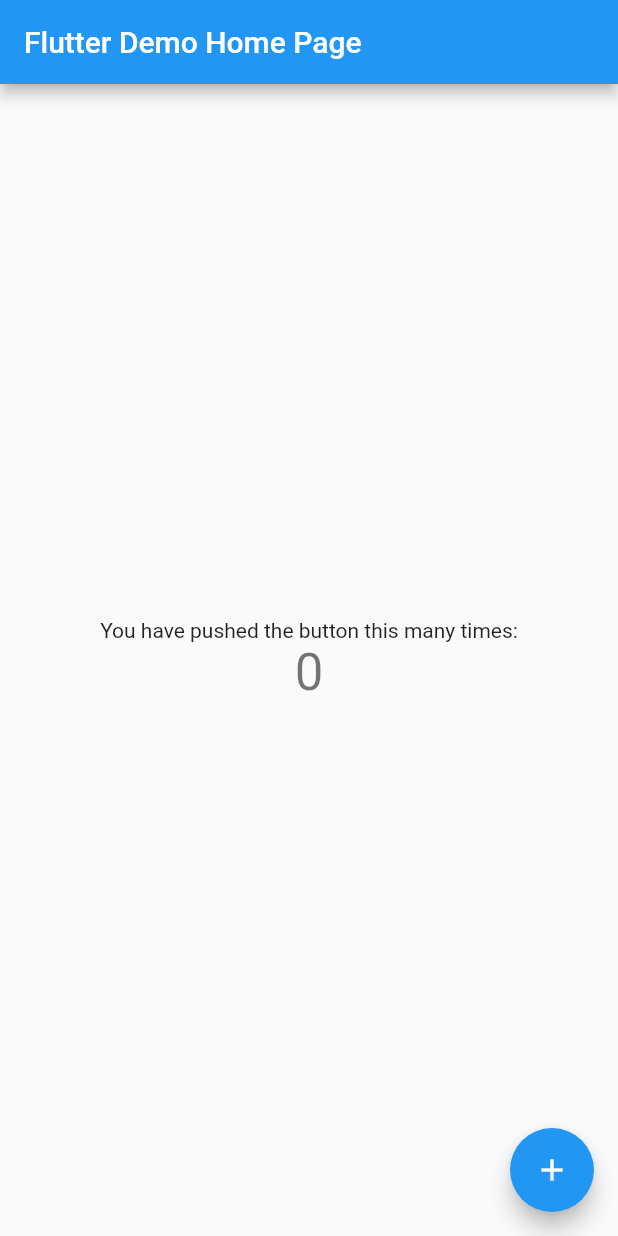
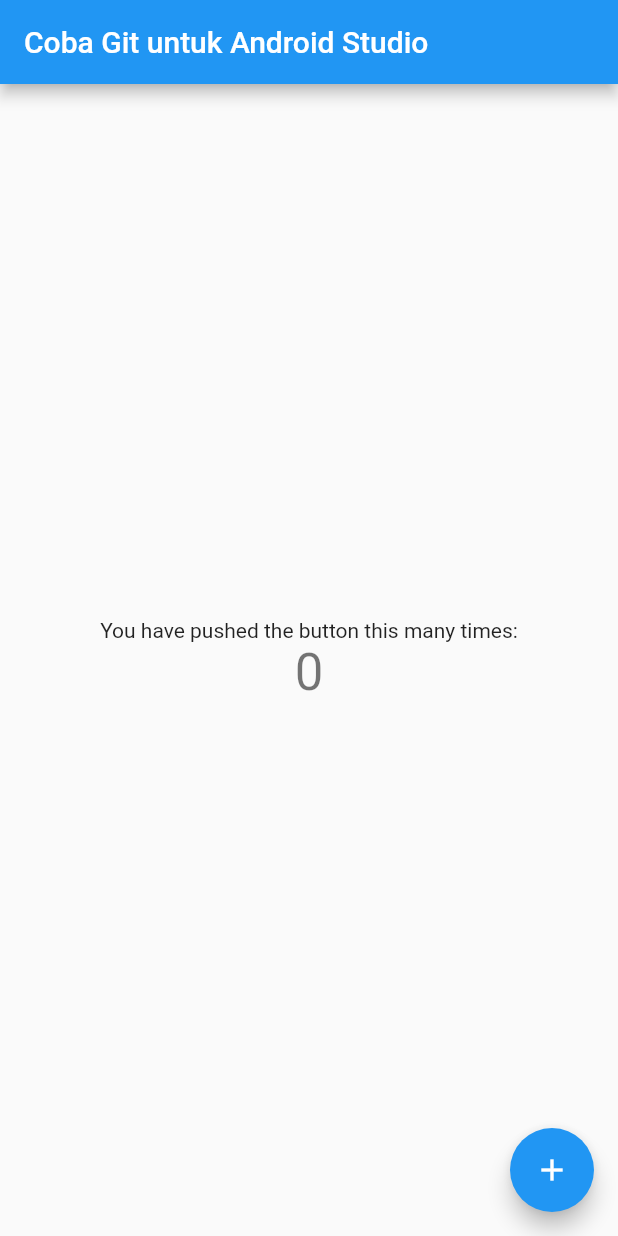
Before and after one commit to jimmys888/flutter_test_git, a Flutter app: the screen it shows after launch, on a phone screen of 412 x 824 dp. Run offline on Flutter 3.47's test engine with Material 2 defaults, Android fonts, the phone set to English and light mode, and no system bars.

Commit message:
Mengubah title Homepage dan menghapus comment

```diff
--- a/lib/main.dart
+++ b/lib/main.dart
@@ -9,33 +9,15 @@ class MyApp extends StatelessWidget {
     return MaterialApp(
       title: 'Flutter Test Git & Github',
       theme: ThemeData(
-        // This is the theme of your application.
-        //
-        // Try running your application with "flutter run". You'll see the
-        // application has a blue toolbar. Then, without quitting the app, try
-        // changing the primarySwatch below to Colors.green and then invoke
-        // "hot reload" (press "r" in the console where you ran "flutter run",
-        // or simply save your changes to "hot reload" in a Flutter IDE).
-        // Notice that the counter didn't reset back to zero; the application
-        // is not restarted.
         primarySwatch: Colors.blue,
       ),
-      home: MyHomePage(title: 'Flutter Demo Home Page'),
+      home: MyHomePage(title: 'Coba Git untuk Android Studio'),
     );
   }
 }
 
 class MyHomePage extends StatefulWidget {
   MyHomePage({Key key, this.title}) : super(key: key);
-
-  // This widget is the home page of your application. It is stateful, meaning
-  // that it has a State object (defined below) that contains fields that affect
-  // how it looks.
-
-  // This class is the configuration for the state. It holds the values (in this
-  // case the title) provided by the parent (in this case the App widget) and
-  // used by the build method of the State. Fields in a Widget subclass are
-  // always marked "final".
 
   final String title;
 
@@ -48,47 +30,18 @@ class _MyHomePageState extends State<MyHomePage> {
 
   void _incrementCounter() {
     setState(() {
-      // This call to setState tells the Flutter framework that something has
-      // changed in this State, which causes it to rerun the build method below
-      // so that the display can reflect the updated values. If we changed
-      // _counter without calling setState(), then the build method would not be
-      // called again, and so nothing would appear to happen.
       _counter++;
     });
   }
 
   @override
   Widget build(BuildContext context) {
-    // This method is rerun every time setState is called, for instance as done
-    // by the _incrementCounter method above.
-    //
-    // The Flutter framework has been optimized to make rerunning build methods
-    // fast, so that you can just rebuild anything that needs updating rather
-    // than having to individually change instances of widgets.
     return Scaffold(
       appBar: AppBar(
-        // Here we take the value from the MyHomePage object that was created by
-        // the App.build method, and use it to set our appbar title.
         title: Text(widget.title),
       ),
       body: Center(
-        // Center is a layout widget. It takes a single child and positions it
-        // in the middle of the parent.
         child: Column(
-          // Column is also a layout widget. It takes a list of children and
-          // arranges them vertically. By default, it sizes itself to fit its
-          // children horizontally, and tries to be as tall as its parent.
-          //
-          // Invoke "debug painting" (press "p" in the console, choose the
-          // "Toggle Debug Paint" action from the Flutter Inspector in Android
-          // Studio, or the "Toggle Debug Paint" command in Visual Studio Code)
-          // to see the wireframe for each widget.
-          //
-          // Column has various properties to control how it sizes itself and
-          // how it positions its children. Here we use mainAxisAlignment to
-          // center the children vertically; the main axis here is the vertical
-          // axis because Columns are vertical (the cross axis would be
-          // horizontal).
           mainAxisAlignment: MainAxisAlignment.center,
           children: <Widget>[
             Text(
```
Also changed, not shown: pubspec.lock.
